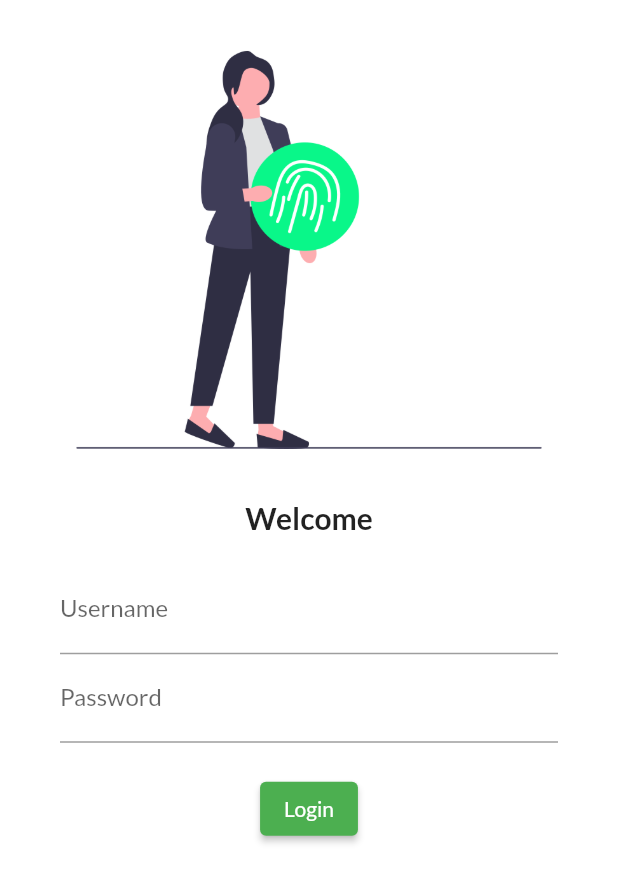
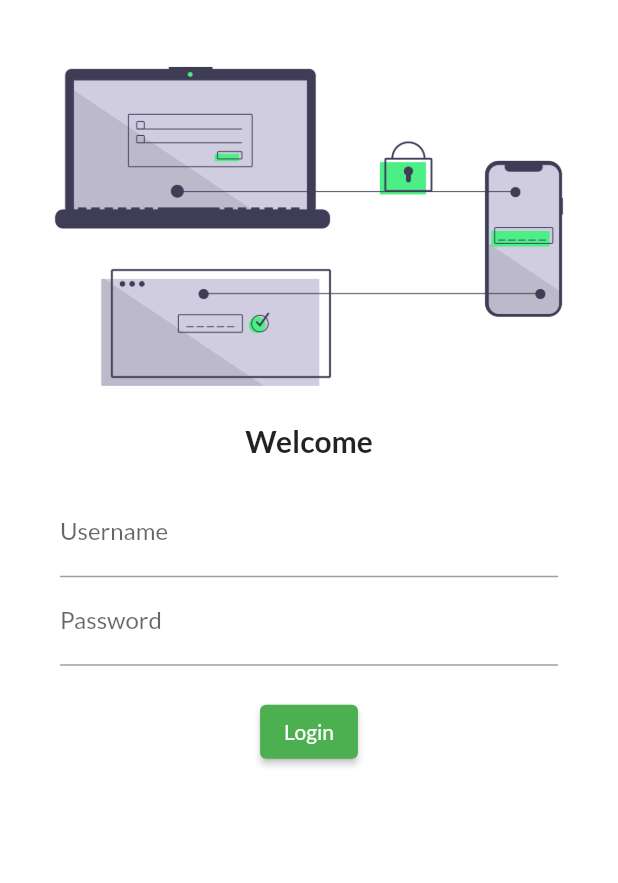
Before and after one commit to ratRaceParticipant/flutterDep, a Flutter app: the screen it shows after launch, on a phone screen of 412 x 824 dp. Shown: the top 883 px of the screen. Run offline on Flutter 3.47's test engine with Material 2 defaults, Android fonts, the phone set to English and light mode, and no system bars; our stand-ins replace google_fonts.

```diff
--- a/lib/pages/login_page.dart
+++ b/lib/pages/login_page.dart
@@ -10,9 +10,12 @@ class LoginPage extends StatelessWidget {
       child: Center(
           child: Column(
         children: [
+          const SizedBox(
+            height: 20.0,
+          ),
           Image.asset(
-            "assets/images/login_image.png",
-            fit: BoxFit.cover,
+            "assets/images/login_image_2.png",
+            fit: BoxFit.fill,
           ),
           const Text(
             "Welcome",
```
Also changed, not shown: assets/images/login_image_2.png (added).
